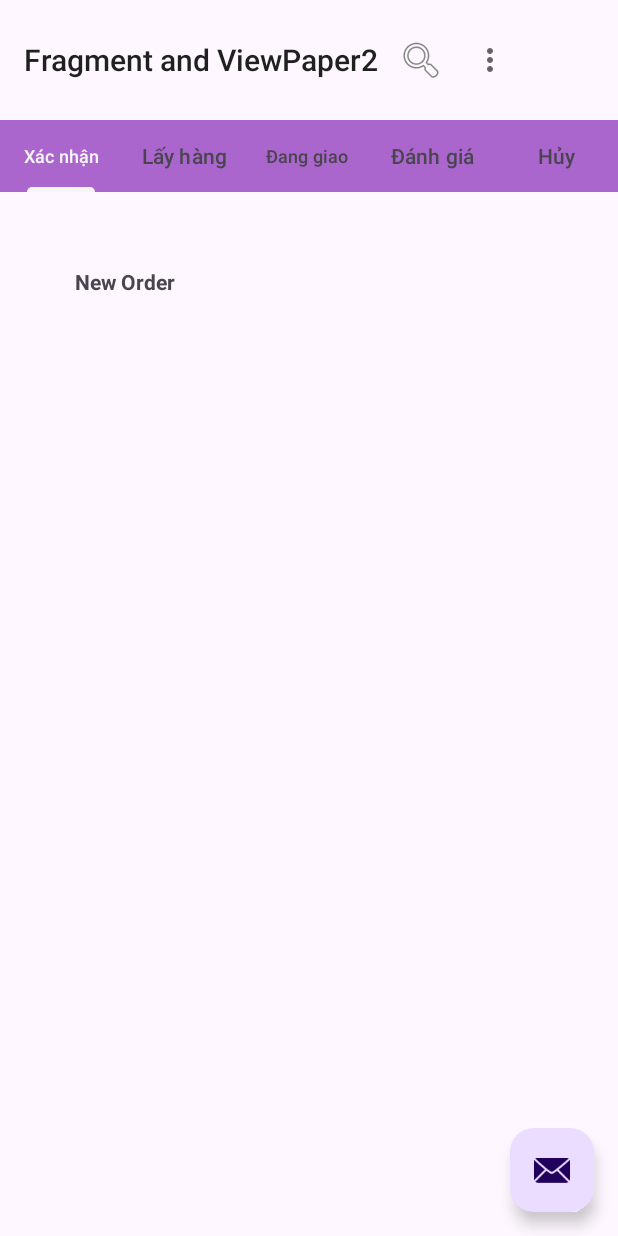
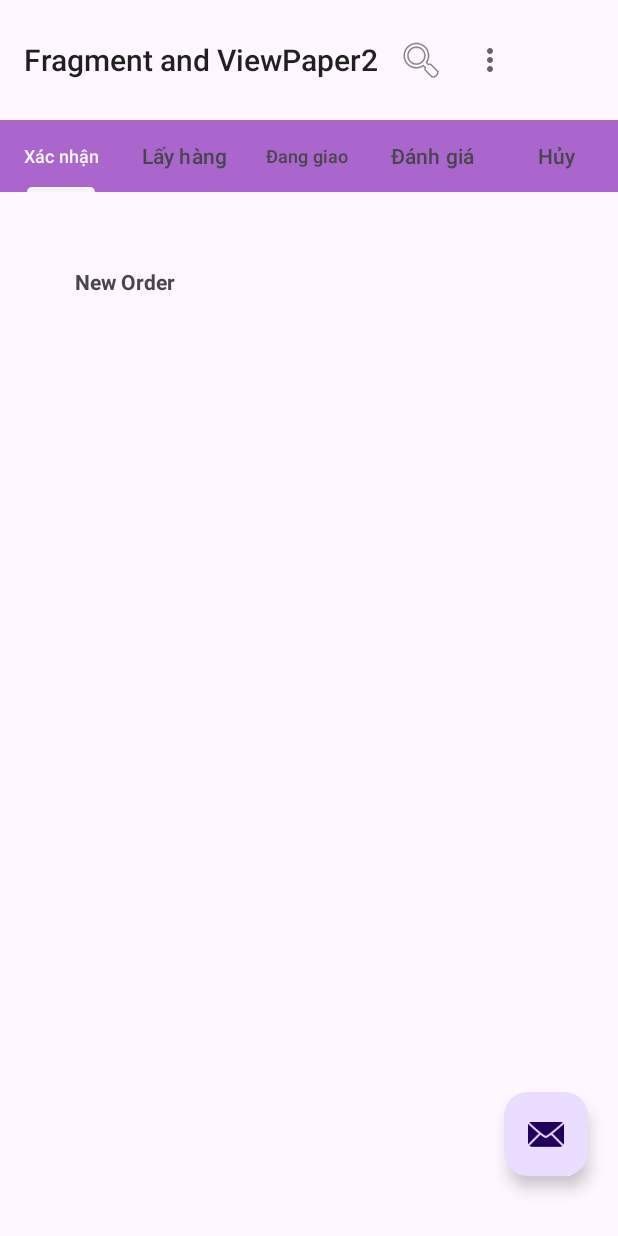
Before and after one commit to Vi021/MOPR280325_Part1, an Android app: the screen it shows after launch (MainActivity), on a phone screen of 412 x 824 dp. Run offline under Robolectric (Android 15) with nearby library versions, the phone set to English and light mode, and no system bars.

Commit message:
fix bugs

```diff
--- a/app/src/main/res/layout/activity_main.xml
+++ b/app/src/main/res/layout/activity_main.xml
@@ -35,16 +35,16 @@
         <androidx.viewpager2.widget.ViewPager2
             android:id="@+id/viewPager2"
             android:layout_width="match_parent"
-            android:layout_height="match_parent"
-            app:layout_behavior="com.google.android.material.appbar.AppBarLayout$ScrollingViewBehavior"/>
+            android:layout_height="628dp"
+            app:layout_behavior="com.google.android.material.appbar.AppBarLayout$ScrollingViewBehavior" />
 
         <com.google.android.material.floatingactionbutton.FloatingActionButton
             android:id="@+id/fab"
             android:layout_width="wrap_content"
             android:layout_height="wrap_content"
             android:layout_gravity="bottom|end"
-            android:layout_marginBottom="16dp"
-            android:layout_marginEnd="16dp"
+            android:layout_marginBottom="40dp"
+            android:layout_marginEnd="20dp"
             android:src="@android:drawable/ic_dialog_email"/>
     </androidx.coordinatorlayout.widget.CoordinatorLayout>
 
```
